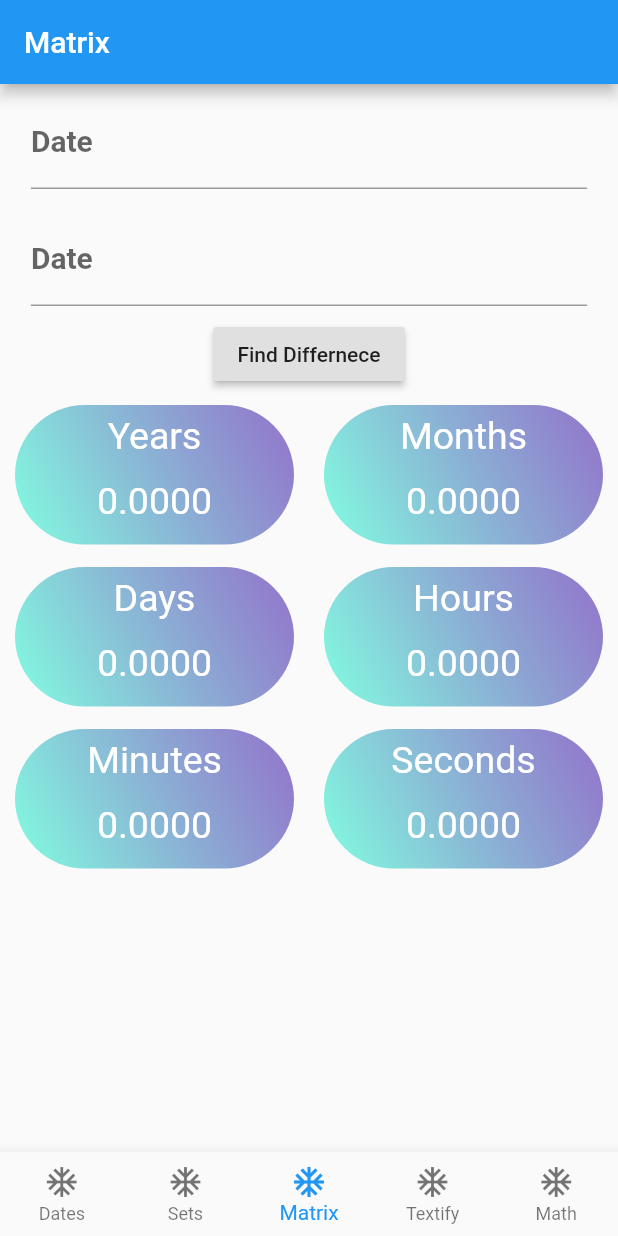
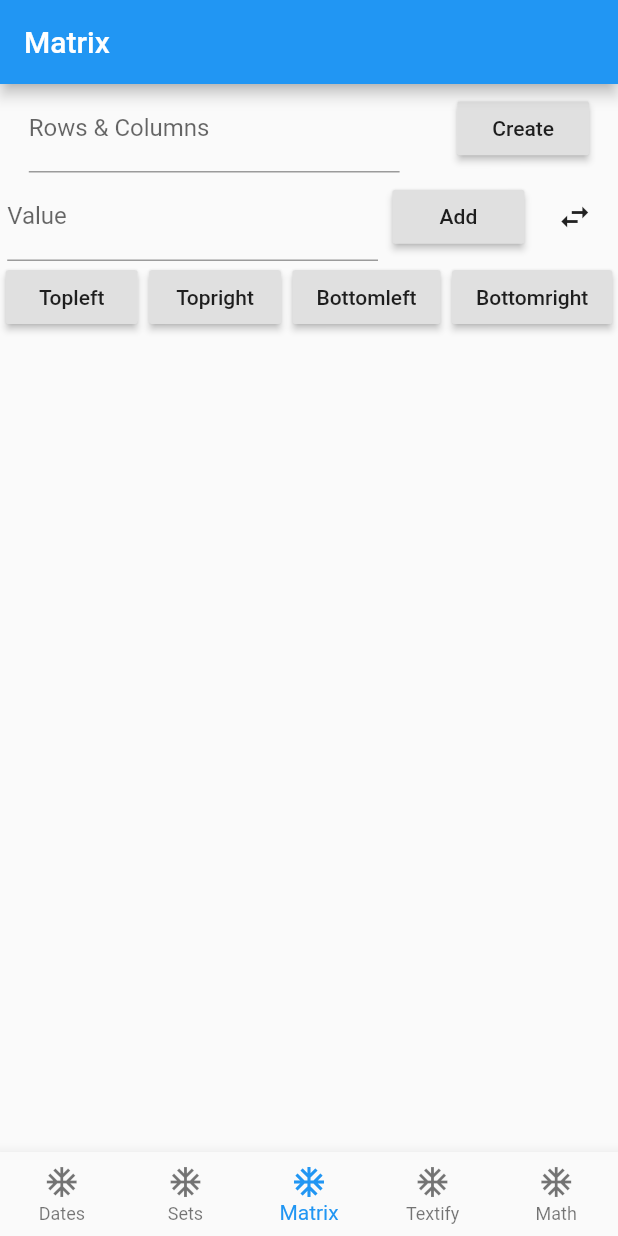
Before and after one commit to AstroEngineeer/Math_Helper_App, a Flutter app: the screen it shows after launch, item 3 of the bottom bar chosen, on a phone screen of 412 x 824 dp. Run offline on Flutter 3.47's test engine with Material 2 defaults, Android fonts, the phone set to English and light mode, and no system bars.

Commit message:
completed matrix

```diff
--- a/lib/screens/currency_screen.dart
+++ b/lib/screens/currency_screen.dart
@@ -165,7 +165,7 @@ class _CurrencyScreenState extends State<CurrencyScreen> {
             maxLength: 20,
           ),
         ),
-        FlatButton(
+        RaisedButton(
             onPressed: () {
               textfied_num = textify();
               setState(() {});
--- /dev/null
+++ b/lib/screens/matix_screen.dart
@@ -0,0 +1,235 @@
+import 'package:flutter/material.dart';
+
+class MatrixScreen extends StatefulWidget {
+  @override
+  _MatrixScreenState createState() => _MatrixScreenState();
+}
+
+class _MatrixScreenState extends State<MatrixScreen> {
+  TextEditingController rcController = TextEditingController();
+  TextEditingController numController = TextEditingController();
+
+  bool create = false;
+  List<List> matrix;
+  int row = 0, column = 0;
+  void createMatrix() {
+    matrix = [];
+    row = 0;
+    column = 0;
+    int n = int.parse(rcController.text);
+    if (n > 47) {
+      n = 47;
+      rcController.text = "47";
+    }
+    for (int i = 0; i < n; i++) {
+      List temp = [];
+      for (int i = 0; i < n; i++) temp.add("0");
+      matrix.add(temp);
+    }
+    setState(() {
+      create = true;
+    });
+  }
+
+  List<List> result;
+  void createResult() {
+    result = [];
+    int n = int.parse(rcController.text);
+    if (n > 47) {
+      n = 47;
+      rcController.text = "47";
+    }
+    for (int i = 0; i < n; i++) {
+      List temp = [];
+      for (int i = 0; i < n; i++) temp.add("0");
+      result.add(temp);
+    }
+  }
+
+  void transpose() {
+    createResult();
+    var n = int.parse(rcController.text);
+    for (int i = 0; i < n; ++i)
+      for (int j = 0; j < n; ++j) {
+        result[j][i] = matrix[i][j];
+      }
+    dialog("Transpose");
+  }
+
+  void bl() {
+    createResult();
+    var n = int.parse(rcController.text);
+    for (int i = 0; i < n; ++i)
+      for (int j = 0; j < i + 1; ++j) {
+        result[i][j] = matrix[i][j];
+      }
+    dialog("Bottom-Left");
+  }
+
+  void tr() {
+    createResult();
+    var n = int.parse(rcController.text);
+    for (int i = 0; i < n; i++)
+      for (int j = n - 1; j >= i; j--) {
+        result[i][j] = matrix[i][j];
+      }
+    dialog("Top-Right");
+  }
+
+  void tl() {
+    createResult();
+    var n = int.parse(rcController.text);
+    for (int i = 0; i < n; i++)
+      for (int j = 0; j < n - i; j++) {
+        result[i][j] = matrix[i][j];
+      }
+    dialog("Top-Left");
+  }
+
+  void br() {
+    createResult();
+    var n = int.parse(rcController.text);
+    for (int i = 0; i < n; i++)
+      for (int j = n - 1; j >= n - i - 1; j--) {
+        result[i][j] = matrix[i][j];
+      }
+    dialog("Bottom-Right");
+  }
+
+  void dialog(x) {
+    showDialog(
+      context: context,
+      child: SimpleDialog(title: Text("$x"), children: [
+        Padding(
+          padding: const EdgeInsets.all(8.0),
+          child: SizedBox(
+            height: 18 * double.parse(rcController.text),
+            child: Column(
+                mainAxisAlignment: MainAxisAlignment.spaceAround,
+                children: result
+                    .map((e) => Row(
+                          mainAxisAlignment: MainAxisAlignment.spaceAround,
+                          children: e
+                              .map((e) => Text(
+                                    e,
+                                    style: TextStyle(
+                                        fontSize: 16,
+                                        fontWeight: FontWeight.bold),
+                                  ))
+                              .toList(),
+                        ))
+                    .toList()),
+          ),
+        ),
+      ]),
+    );
+  }
+
+  void add() {
+    var value = int.parse(numController.text);
+    var n = int.parse(rcController.text);
+    if (row < n) {
+      if (column < n) {
+        matrix[row][column] = value.toString();
+        column++;
+      } else {
+        row++;
+        column = 0;
+        matrix[row][column] = value.toString();
+        column++;
+      }
+    } else {}
+    setState(() {
+      numController.text = "";
+    });
+  }
+
+  @override
+  Widget build(BuildContext context) {
+    return ListView(
+      children: [
+        Row(
+          mainAxisAlignment: MainAxisAlignment.spaceAround,
+          children: [
+            SizedBox(
+              width: MediaQuery.of(context).size.width * .6,
+              child: TextField(
+                decoration: InputDecoration(labelText: "Rows & Columns"),
+                controller: rcController,
+              ),
+            ),
+            RaisedButton(
+              onPressed: createMatrix,
+              child: Text("Create"),
+            ),
+          ],
+        ),
+        Row(
+          mainAxisAlignment: MainAxisAlignment.spaceAround,
+          children: [
+            SizedBox(
+              width: MediaQuery.of(context).size.width * .6,
+              child: TextField(
+                decoration: InputDecoration(labelText: "Value"),
+                controller: numController,
+              ),
+            ),
+            RaisedButton(
+              onPressed: add,
+              child: Text("Add"),
+            ),
+            IconButton(
+              onPressed: transpose,
+              icon: Icon(Icons.swap_horiz),
+            ),
+          ],
+        ),
+        Row(
+          mainAxisAlignment: MainAxisAlignment.spaceAround,
+          children: [
+            RaisedButton(
+              onPressed: tl,
+              child: Text("Topleft"),
+            ),
+            RaisedButton(
+              onPressed: tr,
+              child: Text("Topright"),
+            ),
+            RaisedButton(
+              onPressed: bl,
+              child: Text("Bottomleft"),
+            ),
+            RaisedButton(
+              onPressed: br,
+              child: Text("Bottomright"),
+            ),
+          ],
+        ),
+        create
+            ? Padding(
+                padding: const EdgeInsets.all(8.0),
+                child: SizedBox(
+                  height: 20 * double.parse(rcController.text),
+                  child: Column(
+                      mainAxisAlignment: MainAxisAlignment.spaceAround,
+                      children: matrix
+                          .map((e) => Row(
+                                mainAxisAlignment:
+                                    MainAxisAlignment.spaceAround,
+                                children: e
+                                    .map((e) => Text(
+                                          e,
+                                          style: TextStyle(
+                                              fontSize: 16,
+                                              fontWeight: FontWeight.bold),
+                                        ))
+                                    .toList(),
+                              ))
+                          .toList()),
+                ),
+              )
+            : Text(""),
+      ],
+    );
+  }
+}
--- a/lib/screens/sets_screen.dart
+++ b/lib/screens/sets_screen.dart
@@ -52,8 +52,7 @@ class _SetsScreenState extends State<SetsScreen> {
 
   var finalSet = <String>{};
   void union() {
-    finalSet = setA;
-    finalSet.union(setB);
+    finalSet = setA.union(setB);
     setState(() {});
   }
 
--- a/lib/screens/tab_screen.dart
+++ b/lib/screens/tab_screen.dart
@@ -4,6 +4,7 @@ import 'package:Mixed/screens/sets_screen.dart';
 import 'package:flutter/material.dart';
 
 import 'math_screen.dart';
+import 'matix_screen.dart';
 
 class TabScreen extends StatefulWidget {
   @override
@@ -14,7 +15,7 @@ class _TabScreenState extends State<TabScreen> {
   var screens = [
     {"title": "Differnece between dates", "screen": DateScreen()},
     {"title": "Set", "screen": SetsScreen()},
-    {"title": "Matrix", "screen": DateScreen()},
+    {"title": "Matrix", "screen": MatrixScreen()},
     {"title": "Textify", "screen": CurrencyScreen()},
     {"title": "Math", "screen": MathScreen()},
   ];
```
